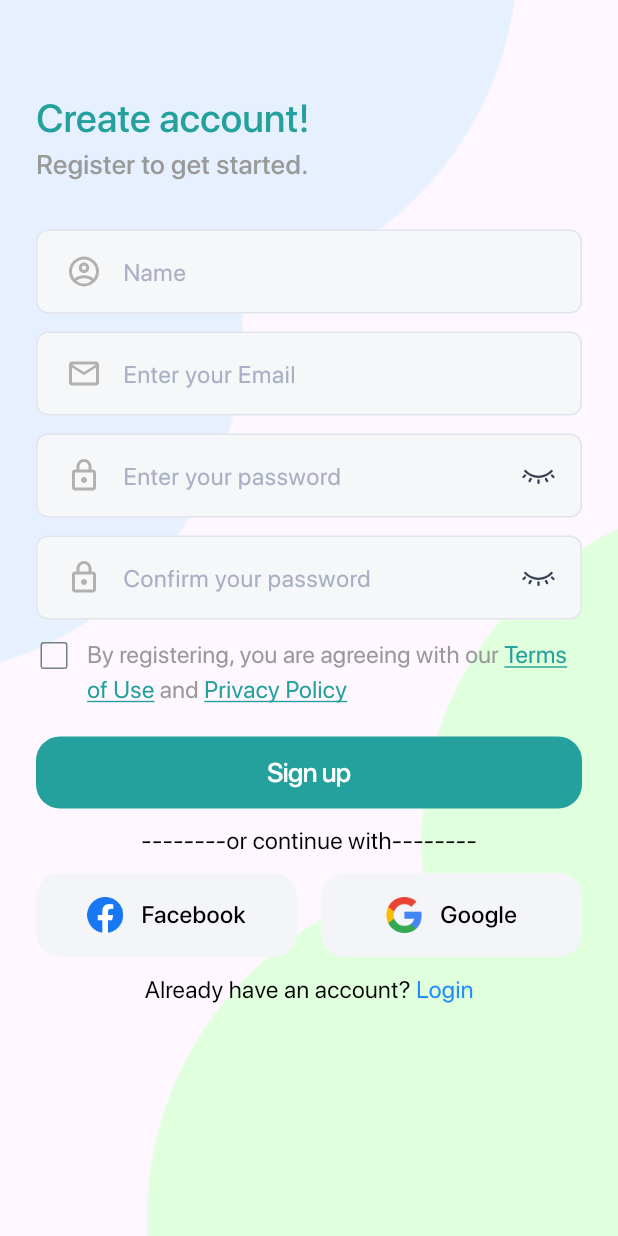
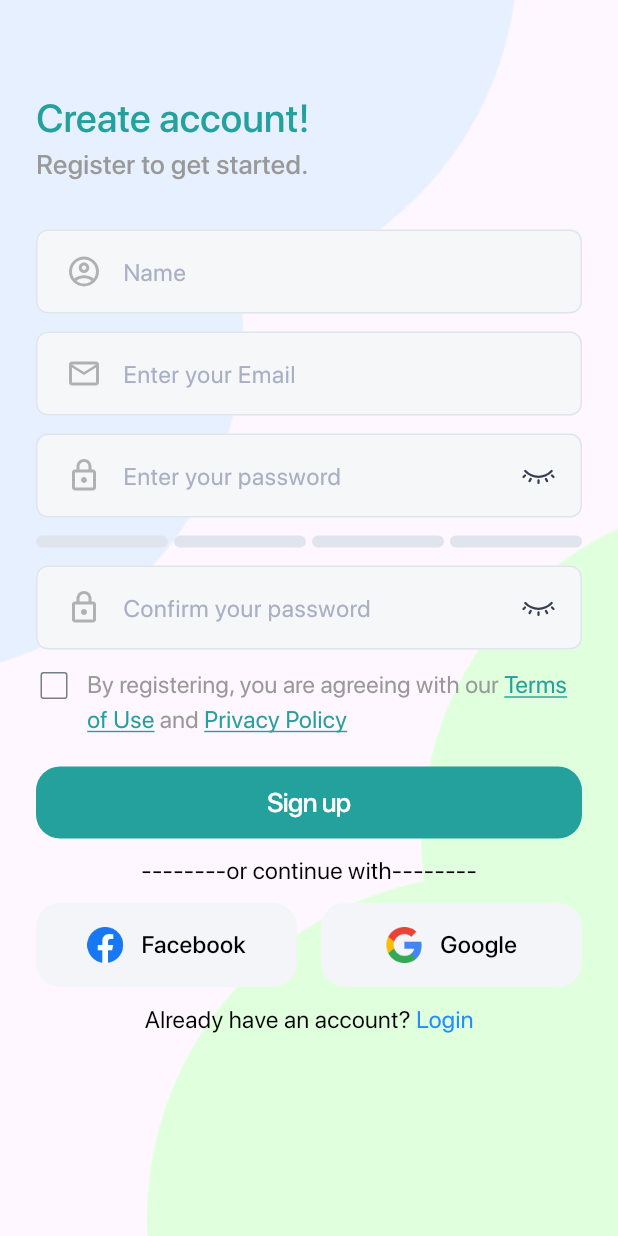
Before and after one commit to viettranvan/todyapp, a Flutter app: the SignUpPage screen opened by its route, on a phone screen of 412 x 824 dp. Run offline on Flutter 3.47's test engine with Material 2 defaults, Android fonts, the phone set to English and light mode, and no system bars; our stand-ins replace auto_route, flutter_svg, smooth_page_indicator; missing offline and left inert: flutter_config; generated files the repository leaves out were written again.

Commit message:
password checker

```diff
--- a/lib/components/button/button.dart
+++ b/lib/components/button/button.dart
@@ -3,8 +3,8 @@ import 'package:flutter/material.dart';
 import 'package:todyapp/utils/index.dart';
 
 enum ButtonStyles {
-  elevated(AppColors.brandPrimary, AppColors.neturalWhite),
-  outline(Colors.transparent, AppColors.neturalPrimary),
+  elevated(AppColors.brandPrimary, AppColors.neutralWhite),
+  outline(Colors.transparent, AppColors.neutralPrimary),
   // disable,
   ;
 
--- a/lib/components/textfield/app_textfield.dart
+++ b/lib/components/textfield/app_textfield.dart
@@ -53,10 +53,10 @@ class _AppTextFieldState extends State<AppTextField> {
       style: AppTextStyles.sfProRegular16,
       decoration: InputDecoration(
         filled: true,
-        fillColor: AppColors.neturalBackground,
+        fillColor: AppColors.neutralBackground,
         hintText: widget.hintText,
         hintStyle: AppTextStyles.sfProRegular16
-            .copyWith(color: AppColors.neturalGhost),
+            .copyWith(color: AppColors.neutralGhost),
         prefixIcon: widget.prefixPath != null
             ? Padding(
                 padding: const EdgeInsets.only(left: 20, right: 10),
@@ -87,7 +87,7 @@ class _AppTextFieldState extends State<AppTextField> {
     borderRadius: BorderRadius.circular(8),
     borderSide: const BorderSide(
       width: 1,
-      color: AppColors.neturalLine,
+      color: AppColors.neutralLine,
     ),
   );
 }
--- a/lib/pages/forgot_password_success/forgot_password_success_page.dart
+++ b/lib/pages/forgot_password_success/forgot_password_success_page.dart
@@ -44,7 +44,7 @@ class ForgotPasswordSuccessPage extends StatelessWidget {
                       recognizer: TapGestureRecognizer()
                         ..onTap = () => Navigator.pop(context),
                       style: AppTextStyles.sfProBold16.copyWith(
-                        color: AppColors.neturalGreen,
+                        color: AppColors.neutralGreen,
                       ),
                     ),
                   ],
--- a/lib/pages/onboarding/onboarding_page.dart
+++ b/lib/pages/onboarding/onboarding_page.dart
@@ -26,7 +26,7 @@ class _OnboardingPageState extends State<OnboardingPage> {
         return false;
       },
       child: Scaffold(
-        backgroundColor: AppColors.neturalBackground,
+        backgroundColor: AppColors.neutralBackground,
         body: Stack(
           children: [
             Positioned(
--- a/lib/pages/sign_up/views/header_section.dart
+++ b/lib/pages/sign_up/views/header_section.dart
@@ -18,7 +18,7 @@ class HeaderSection extends StatelessWidget {
         Text(
           context.strings.registerToGetStarted,
           style:
-              AppTextStyles.sfProMedium18.copyWith(color: AppColors.netural9),
+              AppTextStyles.sfProMedium18.copyWith(color: AppColors.neutral9),
         ),
         const SizedBox(height: 30),
       ],
--- a/lib/pages/sign_up/views/input_section.dart
+++ b/lib/pages/sign_up/views/input_section.dart
@@ -1,19 +1,21 @@
 // ignore_for_file: public_member_api_docs, sort_constructors_first
 import 'package:flutter/material.dart';
-
 import 'package:todyapp/components/textfield/index.dart';
+import 'package:todyapp/pages/sign_up/widgets/index.dart';
 import 'package:todyapp/utils/index.dart';
 
 class InputSection extends StatelessWidget {
-  const InputSection({
+  InputSection({
     Key? key,
     required this.formKey,
   }) : super(key: key);
 
   final GlobalKey formKey;
+  final TextEditingController controller = TextEditingController();
 
   @override
   Widget build(BuildContext context) {
+    final passNotifier = ValueNotifier<String?>(null);
     return Form(
       key: formKey,
       child: Column(
@@ -34,7 +36,10 @@ class InputSection extends StatelessWidget {
           ),
           const SizedBox(height: 12),
           AppTextField(
-            controller: TextEditingController(),
+            controller: controller,
+            onChanged: (value) {
+              passNotifier.value = value;
+            },
             hintText: context.strings.hintPassword,
             textInputAction: TextInputAction.next,
             prefixPath: AppAssets.icLock,
@@ -42,11 +47,19 @@ class InputSection extends StatelessWidget {
             validator: passwordValidator,
           ),
           const SizedBox(height: 12),
+          ValueListenableBuilder(
+            valueListenable: passNotifier,
+            builder: (context, value, child) {
+              return PasswordChecker(
+                password: value ?? '',
+              );
+            },
+          ),
+          const SizedBox(height: 12),
           AppTextField(
             controller: TextEditingController(),
             hintText: context.strings.hintConfirmPassword,
             prefixPath: AppAssets.icLock,
-            validator: passwordValidator,
             obscureText: true,
           ),
           const SizedBox(height: 12),
--- a/lib/pages/sign_up/views/terms_section.dart
+++ b/lib/pages/sign_up/views/terms_section.dart
@@ -42,7 +42,7 @@ class TermsSection extends StatelessWidget {
                     borderRadius: BorderRadius.circular(2),
                     border: Border.all(
                       width: 1,
-                      color: AppColors.neturalSecondary,
+                      color: AppColors.neutralSecondary,
                     ),
                   ),
                 ),
@@ -53,7 +53,7 @@ class TermsSection extends StatelessWidget {
             TextSpan(
               text: context.strings.byRegistering,
               style: AppTextStyles.sfProRegular16.copyWith(
-                color: AppColors.netural9,
+                color: AppColors.neutral9,
               ),
               children: [
                 TextSpan(
@@ -68,7 +68,7 @@ class TermsSection extends StatelessWidget {
                 TextSpan(
                   text: ' ${context.strings.and} ',
                   style: AppTextStyles.sfProRegular16.copyWith(
-                    color: AppColors.netural9,
+                    color: AppColors.neutral9,
                   ),
                 ),
                 TextSpan(
--- /dev/null
+++ b/lib/pages/sign_up/widgets/index.dart
@@ -0,0 +1 @@
+export 'passwork_checker.dart';
--- /dev/null
+++ b/lib/pages/sign_up/widgets/passwork_checker.dart
@@ -0,0 +1,240 @@
+import 'package:flutter/material.dart';
+import 'package:flutter_svg/flutter_svg.dart';
+import 'package:todyapp/utils/index.dart';
+
+enum PasswordLengthChecker {
+  veryWeak(AppColors.errorDefault),
+  weak(AppColors.yellowPrimary),
+  medium(AppColors.brandPrimary),
+  strong(AppColors.neutralGreen),
+  ;
+
+  final Color color;
+  const PasswordLengthChecker(this.color);
+}
+
+class PasswordChecker extends StatelessWidget {
+  PasswordChecker({
+    super.key,
+    required this.password,
+  });
+
+  final String password;
+  final GlobalKey boxKey = GlobalKey();
+
+  int get totalPoint {
+    int result = 0;
+    if (regexNumber.hasMatch(password)) result++;
+    if (regexSpecial.hasMatch(password)) result++;
+    if (regexLowerAndUpper.hasMatch(password)) result++;
+    if (password.length >= 8) result++;
+    return result;
+  }
+
+  @override
+  Widget build(BuildContext context) {
+    return InkWell(
+      onTap: () {
+        TooltipPasswordChecker().show(
+          context: context,
+          boxKey: boxKey,
+          password: password,
+        );
+      },
+      child: SizedBox(
+        key: boxKey,
+        height: 8,
+        child: ListView.separated(
+          shrinkWrap: true,
+          padding: EdgeInsets.zero,
+          scrollDirection: Axis.horizontal,
+          physics: const NeverScrollableScrollPhysics(),
+          itemBuilder: itemBuilder,
+          separatorBuilder: separatorBuilder,
+          itemCount: PasswordLengthChecker.values.length,
+        ),
+      ),
+    );
+  }
+
+  Widget separatorBuilder(BuildContext context, int index) =>
+      const SizedBox(width: 4);
+
+  Widget? itemBuilder(BuildContext context, int index) {
+    return Container(
+      width: (MediaQuery.sizeOf(context).width -
+              24 * 2 -
+              4 * (PasswordLengthChecker.values.length - 1)) /
+          4,
+      decoration: BoxDecoration(
+        borderRadius: BorderRadius.circular(5),
+        color: (index + 1) <= totalPoint
+            ? PasswordLengthChecker.values[index].color
+            : AppColors.neutralLine,
+      ),
+    );
+  }
+}
+
+class TooltipPasswordChecker {
+  late OverlayEntry _entry;
+  late Offset _position;
+
+  void show({
+    required BuildContext context,
+    required GlobalKey boxKey,
+    required String password,
+  }) {
+    _position = _getPosition(boxKey);
+    _entry = OverlayEntry(builder: (context) {
+      return _PasswordCheckerOverlayEntry(
+        boxPosition: _position,
+        dispose: dispose,
+        password: password,
+      );
+    });
+    return Overlay.of(context).insert(_entry);
+  }
+
+  void dispose() {
+    _entry.remove();
+  }
+
+  Offset _getPosition(GlobalKey<State<StatefulWidget>> boxKey) {
+    RenderBox renderBox =
+        boxKey.currentContext?.findRenderObject() as RenderBox;
+    var offset = renderBox.localToGlobal(Offset.zero);
+
+    return Offset(offset.dx, offset.dy + renderBox.size.height);
+  }
+}
+
+class _PasswordCheckerOverlayEntry extends StatelessWidget {
+  const _PasswordCheckerOverlayEntry({
+    Key? key,
+    required this.dispose,
+    required this.boxPosition,
+    required this.password,
+  }) : super(key: key);
+
+  final VoidCallback dispose;
+  final Offset boxPosition;
+  final String password;
+
+  @override
+  Widget build(BuildContext context) {
+    return LayoutBuilder(builder: (context, boxConstraints) {
+      final double witdth =
+          boxConstraints.maxWidth > 400 ? 400 : boxConstraints.maxWidth;
+      return Material(
+        color: Colors.transparent,
+        child: GestureDetector(
+          behavior: HitTestBehavior.opaque,
+          onTap: dispose,
+          child: Stack(
+            children: List<Widget>.generate(
+                  3,
+                  (index) => Positioned(
+                    top: boxPosition.dy + index * (30 - (2 - index) * 10.0) / 2,
+                    left: boxConstraints.maxWidth / 2 +
+                        10 * (2 - index) -
+                        (30 - (2 - index) * 10.0) / 2,
+                    child: _CircleWidget(size: 30 - (2 - index) * 10.0),
+                  ),
+                ).toList() +
+                [
+                  Positioned(
+                    top: boxPosition.dy + 40,
+                    child: Stack(
+                      alignment: AlignmentDirectional.center,
+                      children: [
+                        SvgPicture.asset(
+                          AppAssets.thinkingCloud,
+                          width: witdth,
+                        ),
+                        Center(
+                          child: Column(
+                            crossAxisAlignment: CrossAxisAlignment.start,
+                            children: [
+                              Text(
+                                context.strings.yourPasswordMustBe,
+                                style: AppTextStyles.sfProBold16,
+                              ),
+                              Padding(
+                                padding: const EdgeInsets.only(left: 16),
+                                child: Column(
+                                  crossAxisAlignment: CrossAxisAlignment.start,
+                                  children: [
+                                    _PasswordCheckerItem(
+                                      status:
+                                          regexLowerAndUpper.hasMatch(password),
+                                      title: context.strings.lowerUpperCase,
+                                    ),
+                                    _PasswordCheckerItem(
+                                      status: password.length >= 8,
+                                      title: context.strings.min8characters,
+                                    ),
+                                    _PasswordCheckerItem(
+                                      status: regexSpecial.hasMatch(password),
+                                      title: context.strings.atLeastSpecial,
+                                    ),
+                                    _PasswordCheckerItem(
+                                      status: regexNumber.hasMatch(password),
+                                      title: context.strings.atLeastNumber,
+                                    ),
+                                  ],
+                                ),
+                              ),
+                            ],
+                          ),
+                        ),
+                      ],
+                    ),
+                  ),
+                ],
+          ),
+        ),
+      );
+    });
+  }
+}
+
+class _PasswordCheckerItem extends StatelessWidget {
+  const _PasswordCheckerItem({required this.title, required this.status});
+
+  final String title;
+  final bool status;
+
+  @override
+  Widget build(BuildContext context) {
+    return Row(
+      mainAxisSize: MainAxisSize.min,
+      children: [
+        SvgPicture.asset(status ? AppAssets.icSuccess : AppAssets.icError),
+        const SizedBox(width: 4),
+        Text(
+          title,
+          style: AppTextStyles.sfProRegular16,
+        ),
+      ],
+    );
+  }
+}
+
+class _CircleWidget extends StatelessWidget {
+  const _CircleWidget({required this.size});
+
+  final double size;
+
+  @override
+  Widget build(BuildContext context) {
+    return Container(
+      height: size,
+      width: size,
+      decoration: BoxDecoration(
+          shape: BoxShape.circle,
+          color: Colors.white,
+          border: Border.all(width: 1, color: Colors.black)),
+    );
+  }
+}
--- a/lib/pages/splash/splash_page.dart
+++ b/lib/pages/splash/splash_page.dart
@@ -25,7 +25,7 @@ class SplashPage extends StatelessWidget {
           Text(
             context.strings.appName,
             style: AppTextStyles.helveticaBold26.copyWith(
-              color: AppColors.neturalWhite,
+              color: AppColors.neutralWhite,
             ),
           ),
           const SizedBox(height: 16),
--- a/lib/utils/app_utils/app_assets.dart
+++ b/lib/utils/app_utils/app_assets.dart
@@ -22,4 +22,8 @@ class AppAssets {
   static const icEmail = 'assets/icons/ic_email.svg';
   static const icLock = 'assets/icons/ic_lock.svg';
   static const icCheckBox = 'assets/icons/ic_check_box.svg';
+  static const icInfo = 'assets/icons/ic_info.svg';
+  static const thinkingCloud = 'assets/icons/thinking_cloud.svg';
+  static const icError = 'assets/icons/ic_error.svg';
+  static const icSuccess = 'assets/icons/ic_success.svg';
 }
--- a/lib/utils/app_utils/app_color.dart
+++ b/lib/utils/app_utils/app_color.dart
@@ -3,20 +3,22 @@ import 'dart:ui';
 class AppColors {
   AppColors._();
 
-  static const Color neturalWhite = Color(0xffffffff);
-  static const Color neturalBlack = Color(0xff000000);
-  static const Color neturalGreen = Color(0xff32B768);
-  static const Color neturalPrimary = Color(0xff1B1C1F);
-  static const Color neturalSecondary = Color(0xff767E8C);
-  static const Color neturalBackground = Color(0xffF6F7F9);
-  static const Color neturalLine = Color(0xffE0E5ED);
-  static const Color neturalGhost = Color(0xffA9B0C5);
-  static const Color netural9 = Color(0xff999999);
+  static const Color neutralWhite = Color(0xffffffff);
+  static const Color neutralBlack = Color(0xff000000);
+  static const Color neutralGreen = Color(0xff32B768);
+  static const Color neutralPrimary = Color(0xff1B1C1F);
+  static const Color neutralSecondary = Color(0xff767E8C);
+  static const Color neutralBackground = Color(0xffF6F7F9);
+  static const Color neutralLine = Color(0xffE0E5ED);
+  static const Color neutralGhost = Color(0xffA9B0C5);
+  static const Color neutral9 = Color(0xff999999);
+  static const Color neutralA5 = Color(0xffA5A5A5);
 
   static const Color brandPrimary = Color(0xff24A19C);
   static const Color brandPrimaryOpacity = Color(0xffCBF1F0);
   static const Color errorDefault = Color(0xffFF486A);
   static const Color brandSecondary = Color(0xff218EFD);
 
+  static const Color yellowPrimary = Color(0xffF5D155);
   static const Color socialBackground = Color(0xffF3F5F9);
 }
--- a/lib/utils/app_utils/app_style.dart
+++ b/lib/utils/app_utils/app_style.dart
@@ -9,14 +9,14 @@ class AppTextStyles {
     fontFamily: 'Helvetica',
     fontSize: 26,
     fontWeight: FontWeight.w700,
-    color: AppColors.neturalBlack,
+    color: AppColors.neutralBlack,
   );
 
   static TextStyle helveticaBold32 = const TextStyle(
     fontFamily: 'Helvetica',
     fontSize: 32,
     fontWeight: FontWeight.w700,
-    color: AppColors.neturalBlack,
+    color: AppColors.neutralBlack,
   );
 
   //************** SF PRO REGULAR ******************
@@ -24,7 +24,7 @@ class AppTextStyles {
     fontFamily: 'Sf-pro-display',
     fontSize: 16,
     fontWeight: FontWeight.w400,
-    color: AppColors.neturalBlack,
+    color: AppColors.neutralBlack,
   );
 
   //************** SF PRO MEDIUM ******************
@@ -32,21 +32,21 @@ class AppTextStyles {
     fontFamily: 'Sf-pro-display',
     fontSize: 16,
     fontWeight: FontWeight.w500,
-    color: AppColors.neturalBlack,
+    color: AppColors.neutralBlack,
   );
 
   static TextStyle sfProMedium18 = const TextStyle(
     fontFamily: 'Sf-pro-display',
     fontSize: 18,
     fontWeight: FontWeight.w500,
-    color: AppColors.neturalBlack,
+    color: AppColors.neutralBlack,
   );
 
   static TextStyle sfProMedium26 = const TextStyle(
     fontFamily: 'Sf-pro-display',
     fontSize: 26,
     fontWeight: FontWeight.w500,
-    color: AppColors.neturalBlack,
+    color: AppColors.neutralBlack,
   );
 
   //************** SF PRO SEMIBOLD ******************
@@ -54,13 +54,13 @@ class AppTextStyles {
     fontFamily: 'Sf-pro-display',
     fontSize: 16,
     fontWeight: FontWeight.w700,
-    color: AppColors.neturalBlack,
+    color: AppColors.neutralBlack,
   );
 
   static TextStyle sfProSemiBold26 = const TextStyle(
     fontFamily: 'Sf-pro-display',
     fontSize: 26,
     fontWeight: FontWeight.w600,
-    color: AppColors.neturalBlack,
+    color: AppColors.neutralBlack,
   );
 }
--- a/lib/utils/utils.dart
+++ b/lib/utils/utils.dart
@@ -1,6 +1,5 @@
 //**** EMAIL RegExp ****/
-final regexValidEmail = RegExp(
-    r'^([_a-z0-9]+[\._a-z0-9]*)(\+[a-z0-9]+)?@(([a-z0-9-]+\.)*[a-z]{2,4})$$');
+final regexValidEmail = RegExp(r'^[\w-\.]+@([\w-]+\.)+[\w-]{2,4}$');
 
 //************ PASSWORD ******************/
 /// regex valid password:
@@ -9,6 +8,15 @@ final regexValidEmail = RegExp(
 /// Have at least one number and one special character:
 final regexValidPassword = RegExp(
     r'^(?=.*[a-z])(?=.*[A-Z])(?=.*\d)(?=.*[@$!%*?&])[A-Za-z\d@$!%*?&]{8,}$');
+
+/// Have at least one uppercase letter, one lowercase letter
+final regexLowerAndUpper = RegExp(r'^(?=.*[a-z])(?=.*[A-Z])');
+
+///Have at least one number and one special character:
+final regexSpecial = RegExp(r'[`!@#$%^&*()_+\-=\[\]{};\\",.<>?\/~]');
+
+final regexNumber = RegExp(r'\d');
+//*****************************************/
 
 String? emailValidator(String? value) {
   if (value == null || value.isEmpty) {
```
Also changed, not shown: lib/l10n/app_en.arb (+7 -1 lines), assets/icons/ic_error.svg (added), assets/icons/ic_info.svg (added), assets/icons/ic_success.svg (added), assets/icons/thinking_cloud.svg (added), 3 other files.
